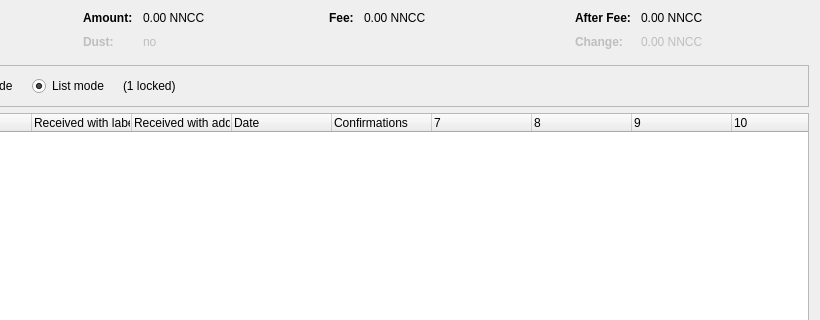
Before: the Qt Designer form src/qt/forms/coincontroldialog.ui in termucoin/dogecoin, drawn with Qt 5; both pictures show x 180 to 1000 and y 0 to 320 of the 1000 by 500 pixel window.
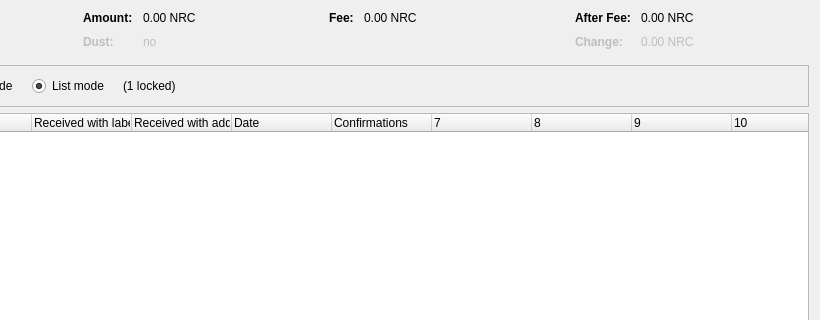
After: the same form once the commit is applied. Custom widgets are drawn as their Qt base class.

Diff of the .ui file:
```diff
--- a/src/qt/forms/coincontroldialog.ui
+++ b/src/qt/forms/coincontroldialog.ui
@@ -132,7 +132,7 @@
           <enum>Qt::ActionsContextMenu</enum>
          </property>
          <property name="text">
-          <string notr="true">0.00 NNCC</string>
+          <string notr="true">0.00 NRC</string>
          </property>
          <property name="textInteractionFlags">
           <set>Qt::LinksAccessibleByMouse|Qt::TextSelectableByKeyboard|Qt::TextSelectableByMouse</set>
@@ -212,7 +212,7 @@
           <enum>Qt::ActionsContextMenu</enum>
          </property>
          <property name="text">
-          <string notr="true">0.00 NNCC</string>
+          <string notr="true">0.00 NRC</string>
          </property>
          <property name="textInteractionFlags">
           <set>Qt::LinksAccessibleByMouse|Qt::TextSelectableByKeyboard|Qt::TextSelectableByMouse</set>
@@ -257,7 +257,7 @@
           <enum>Qt::ActionsContextMenu</enum>
          </property>
          <property name="text">
-          <string notr="true">0.00 NNCC</string>
+          <string notr="true">0.00 NRC</string>
          </property>
          <property name="textInteractionFlags">
           <set>Qt::LinksAccessibleByMouse|Qt::TextSelectableByKeyboard|Qt::TextSelectableByMouse</set>
@@ -292,7 +292,7 @@
           <enum>Qt::ActionsContextMenu</enum>
          </property>
          <property name="text">
-          <string notr="true">0.00 NNCC</string>
+          <string notr="true">0.00 NRC</string>
          </property>
          <property name="textInteractionFlags">
           <set>Qt::LinksAccessibleByMouse|Qt::TextSelectableByKeyboard|Qt::TextSelectableByMouse</set>
```
